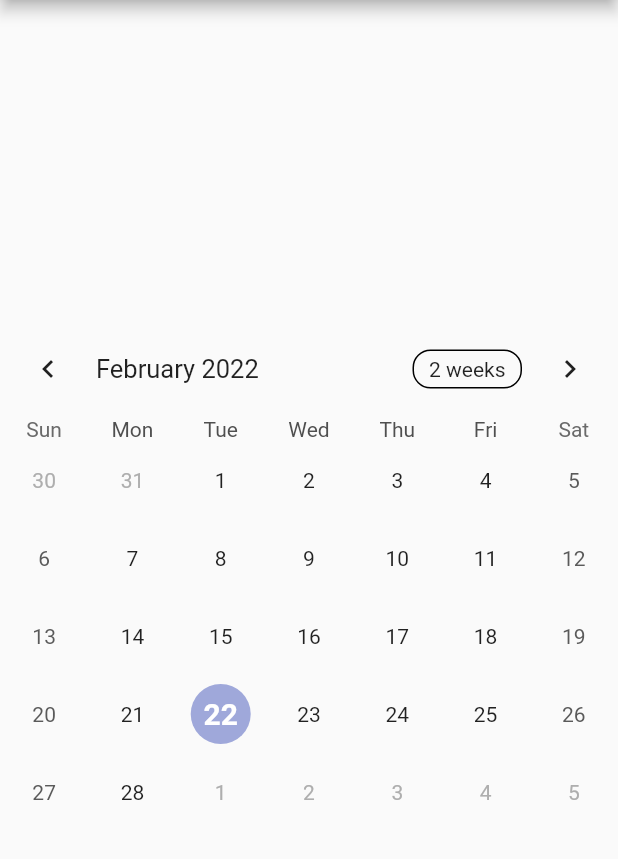
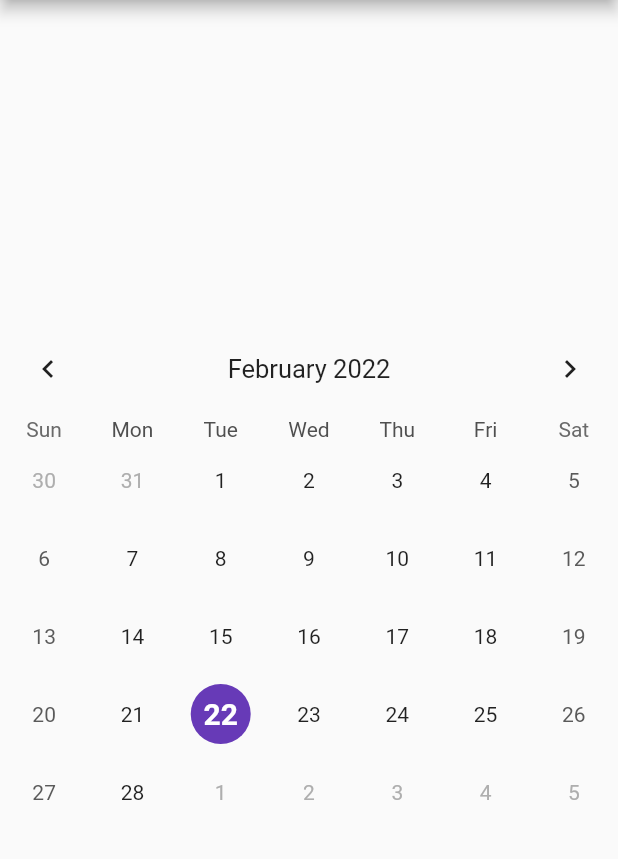
Before and after one commit to Deaar244/home-service, a Flutter app: the HalamanTiga screen opened directly, on a phone screen of 412 x 824 dp, the part 84-943 px from its top. Run offline on Flutter 3.47's test engine with Material 2 defaults, Android fonts, the phone set to English and light mode, and no system bars; drawn by our look-alikes of table_calendar; network calls fail.

Commit message:
ngubah kalender supaya bisa di klik

```diff
--- a/lib/pages/halaman_ketiga.dart
+++ b/lib/pages/halaman_ketiga.dart
@@ -3,9 +3,18 @@ import '/main.dart';
 import '/pages/halaman_empat.dart';
 import 'package:table_calendar/table_calendar.dart';
 
-class HalamanTiga extends StatelessWidget {
+class HalamanTiga extends StatefulWidget {
   String kirim;
   HalamanTiga({Key? key, required this.kirim}) : super(key: key);
+
+  @override
+  State<HalamanTiga> createState() => _HalamanTigaState();
+}
+
+class _HalamanTigaState extends State<HalamanTiga> {
+  CalendarFormat format = CalendarFormat.month;
+  DateTime selectedDay = DateTime.now();
+  DateTime focusedDay = DateTime.now();
   @override
   Widget build(BuildContext context) {
     return Scaffold(
@@ -18,14 +27,49 @@ class HalamanTiga extends StatelessWidget {
         ),
         body: Center(
             child: TableCalendar(
-          firstDay: DateTime.utc(2010, 10, 20),
-          lastDay: DateTime.utc(2040, 10, 20),
-          focusedDay: DateTime.now(),
+          firstDay: DateTime(2010),
+          lastDay: DateTime(2040),
+          focusedDay: selectedDay,
+          calendarFormat: format,
+          onFormatChanged: (CalendarFormat _format) {
+            setState(() {
+              format = _format;
+            });
+          },
+          startingDayOfWeek: StartingDayOfWeek.sunday,
+          daysOfWeekVisible: true,
+
+          //kodingan perubahan hari
+          onDaySelected: (DateTime selectDay, DateTime focusDay) {
+            setState(() {
+              selectedDay = selectDay;
+              focusedDay = focusDay;
+            });
+            print(focusedDay);
+          },
+          selectedDayPredicate: (DateTime date) {
+            return isSameDay(selectedDay, date);
+          },
+
+          //kodingan kostum kalender
           calendarStyle: CalendarStyle(
-              todayTextStyle: TextStyle(
-                  fontSize: 20,
-                  color: Colors.white,
-                  fontWeight: FontWeight.bold)),
+            isTodayHighlighted: true,
+            selectedDecoration: BoxDecoration(
+              color: Colors.deepPurple,
+              shape: BoxShape.circle,
+            ),
+            selectedTextStyle: TextStyle(
+                fontSize: 20, color: Colors.white, fontWeight: FontWeight.bold),
+            todayDecoration: BoxDecoration(
+              color: Colors.purple.shade300,
+              shape: BoxShape.circle,
+            ),
+          ),
+          headerStyle: HeaderStyle(
+            formatButtonVisible: false,
+            titleCentered: true,
+          ),
+        )
             //     child: Column(children: <Widget>[
             //   Container(
             //     child: Text("Apakah hidung anda tersumbat (y/t)?"),
@@ -51,6 +95,6 @@ class HalamanTiga extends StatelessWidget {
             //         }),
             //   ),
             // ]
-        )));
+            ));
   }
 }
```
Lines whose indentation alone changed are shown as unchanged.
